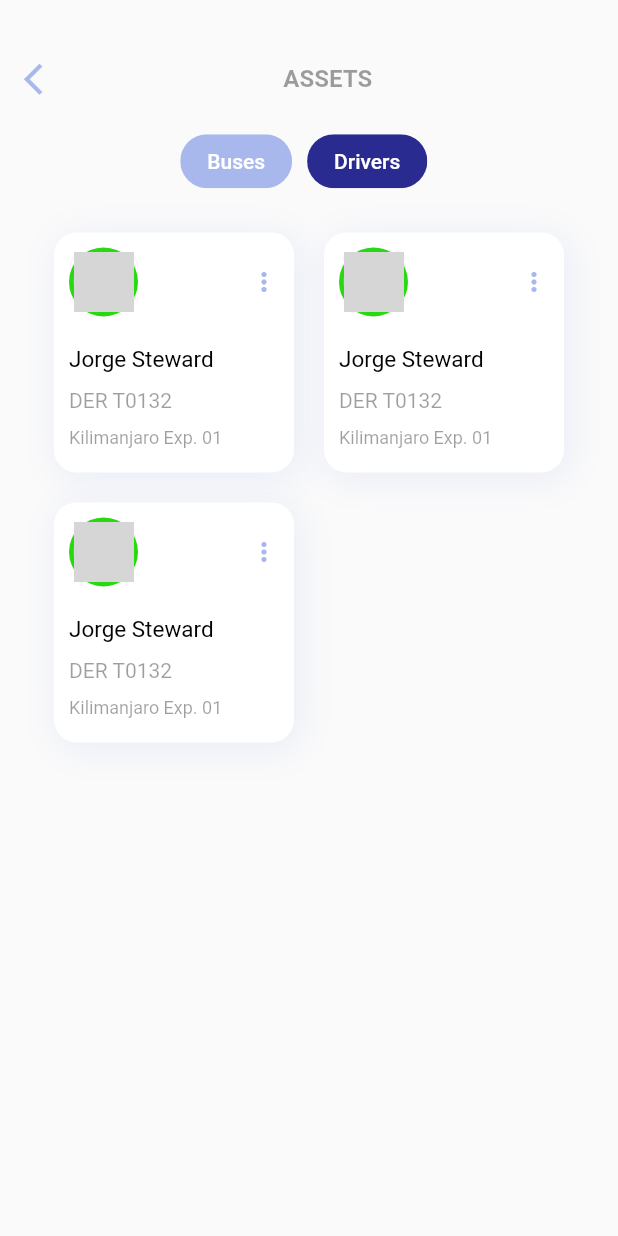
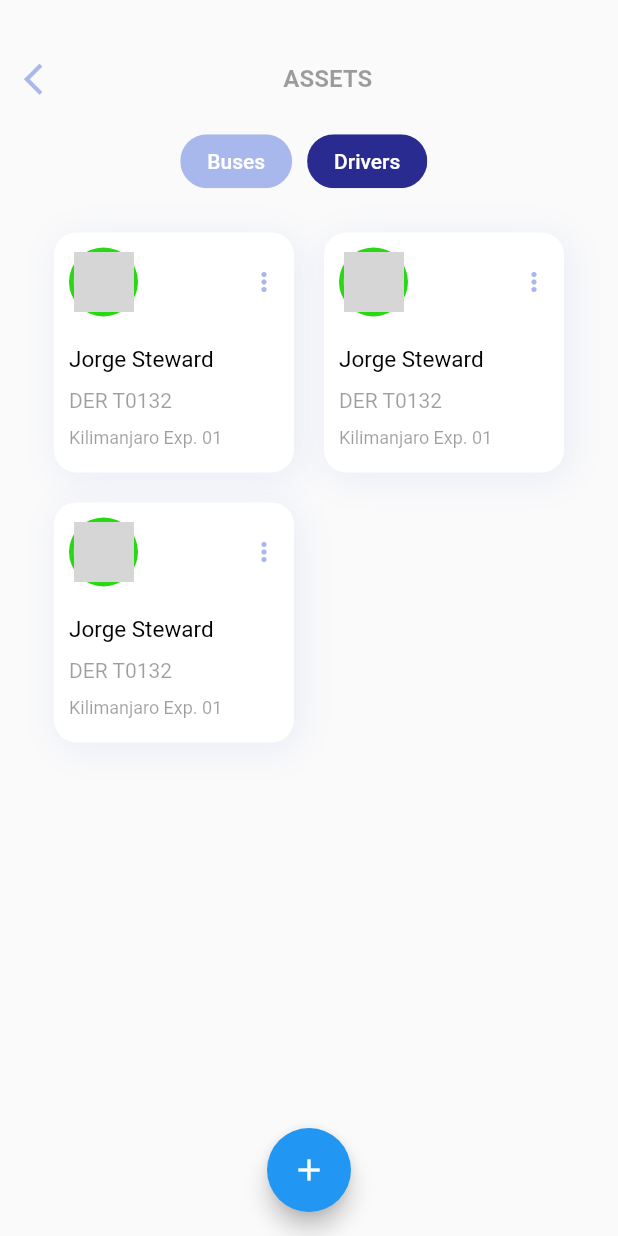
Before and after one commit to 4xMafole/kibasi-Owner, a Flutter app: the AssetPage screen opened directly, on a phone screen of 412 x 824 dp. Run offline on Flutter 3.47's test engine with Material 2 defaults, Android fonts, the phone set to English and light mode, and no system bars; our stand-ins replace flutter_neumorphic, get, google_fonts; missing offline and left inert: otp_screen; grey boxes are pictures that could not be loaded.

```diff
--- a/lib/content/assets/asset_page.dart
+++ b/lib/content/assets/asset_page.dart
@@ -28,6 +28,12 @@ class _AssetPageState extends State<AssetPage> {
   @override
   Widget build(BuildContext context) {
     return Scaffold(
+      floatingActionButton: FloatingActionButton(
+          child: Icon(Icons.add),
+          onPressed: () {
+            //Open a respective edit page.
+          }),
+      floatingActionButtonLocation: FloatingActionButtonLocation.centerFloat,
       body: Container(
         padding: const EdgeInsets.only(
           left: 16,
```
